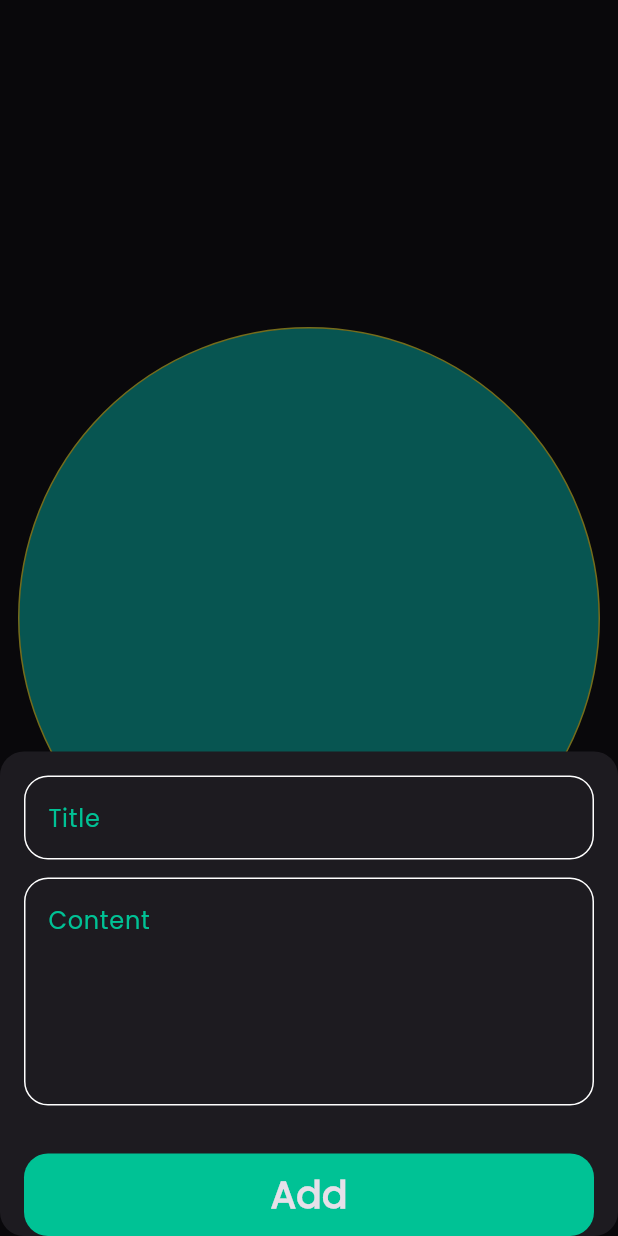
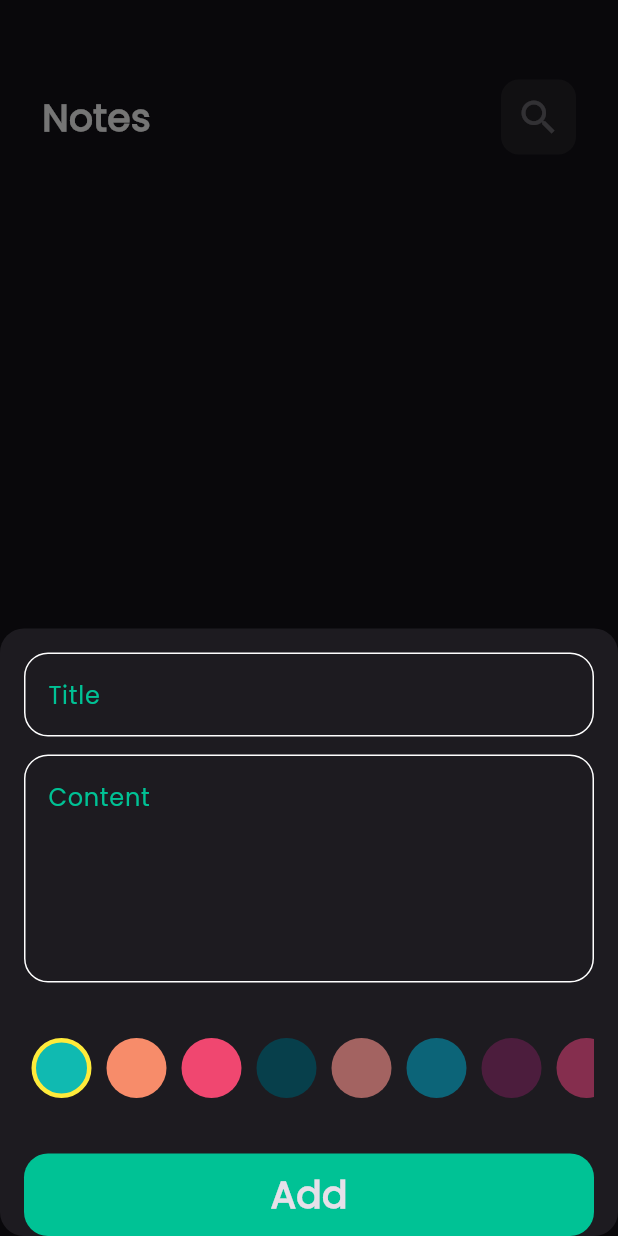
Before and after one commit to Mahmoud-Adel-Ali/notes, a Flutter app: the screen it shows after launch, after a tap on the "add" icon, on a phone screen of 412 x 824 dp. Run offline on Flutter 3.47's test engine with Material 3 defaults, Android fonts, the phone set to English and light mode, and no system bars; our stand-ins replace bloc, flutter_bloc, hive, hive_flutter; accounts and stored records are empty.

Commit message:
add color list view to add note form

```diff
--- a/lib/views/notes_view.dart
+++ b/lib/views/notes_view.dart
@@ -1,7 +1,6 @@
 import 'package:flutter/material.dart';
 import 'package:notes/constant.dart';
 import 'package:notes/views/widget/add_note_bottom_sheet_body.dart';
-import 'package:notes/views/widget/custom_box_color.dart';
 import 'package:notes/views/widget/notes_view_body.dart';
 
 class NotesView extends StatelessWidget {
@@ -29,12 +28,9 @@ class NotesView extends StatelessWidget {
           size: 30,
         ),
       ),
-      body: Padding(
-        padding: const EdgeInsets.all(12.0),
-        child: CustomBoxColor(
-          color: myColors[0],
-          isActive: true,
-        ),
+      body: const Padding(
+        padding: EdgeInsets.all(12.0),
+        child: NotesViewBody(),
       ),
     );
   }
--- a/lib/views/widget/add_note_form.dart
+++ b/lib/views/widget/add_note_form.dart
@@ -4,6 +4,7 @@ import 'package:intl/intl.dart';
 import 'package:notes/constant.dart';
 import 'package:notes/cubits/add_note_cubit/add_note_cubit.dart';
 import 'package:notes/model/note_model.dart';
+import 'package:notes/views/widget/custom_box_color.dart';
 import 'package:notes/views/widget/custom_buttom.dart';
 import 'package:notes/views/widget/custom_text_field.dart';
 
@@ -46,7 +47,24 @@ class _AddNoteFormState extends State<AddNoteForm> {
               hint: "Content",
               maxLine: 5),
           const SizedBox(height: 32),
-          // Spacer(),
+          SizedBox(
+            height: 50,
+            child: ListView.builder(
+              scrollDirection: Axis.horizontal,
+              itemCount: myColors.length,
+              itemBuilder: (context, index) {
+                return CustomBoxColor(
+                  onTap: () {
+                    currentColorIndex = index;
+                    setState(() {});
+                  },
+                  color: myColors[index],
+                  isActive: currentColorIndex == index,
+                );
+              },
+            ),
+          ),
+          const SizedBox(height: 32),
           BlocBuilder<AddNoteCubit, AddNoteState>(builder: (context, state) {
             return CustomButtom(
               isLoading: state is AddNoteLoading ? true : false,
@@ -54,8 +72,7 @@ class _AddNoteFormState extends State<AddNoteForm> {
                 if (formKey.currentState!.validate()) {
                   formKey.currentState!.save();
                   var currentDate = DateTime.now();
-                  var formattedDate =
-                      DateFormat('dd-MM-YYYY').format(currentDate);
+                  var formattedDate = DateFormat('dd-MM-yyyy').format(currentDate);
                   NoteModel noteModel = NoteModel(
                     title: title!,
                     subTitle: subTitle!,
--- a/lib/views/widget/custom_box_color.dart
+++ b/lib/views/widget/custom_box_color.dart
@@ -16,13 +16,17 @@ class CustomBoxColor extends StatelessWidget {
     return InkWell(
       onTap: onTap,
       child: Container(
+        height: 40,
+        width: 40,
+        margin: const EdgeInsets.all(5),
         decoration: BoxDecoration(
-            color: Color(color),
-            shape: BoxShape.circle,
-            border: Border.all(
-              color: Colors.yellow,
-              width: 1,
-            )),
+          color: Color(color),
+          shape: BoxShape.circle,
+          border: Border.all(
+            color: isActive ? Colors.yellow : Colors.transparent,
+            width: 3,
+          ),
+        ),
       ),
     );
   }
```
Also changed, not shown: lib/views/widget/custom_notes_item_card.dart (+8 -6 lines).
